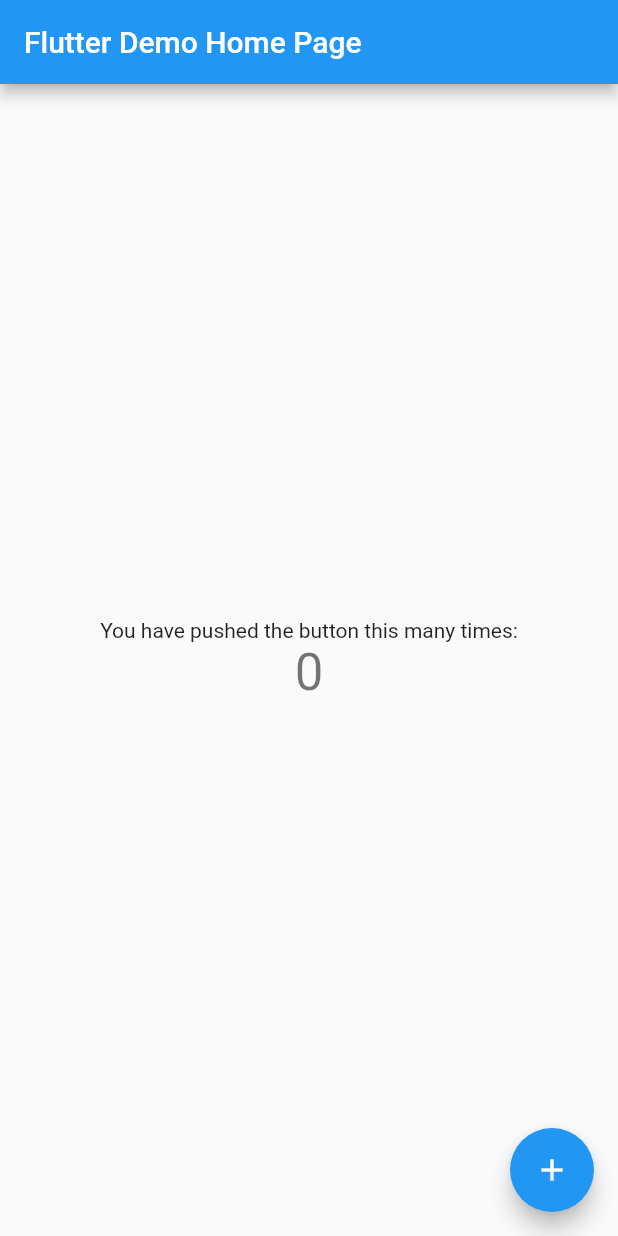
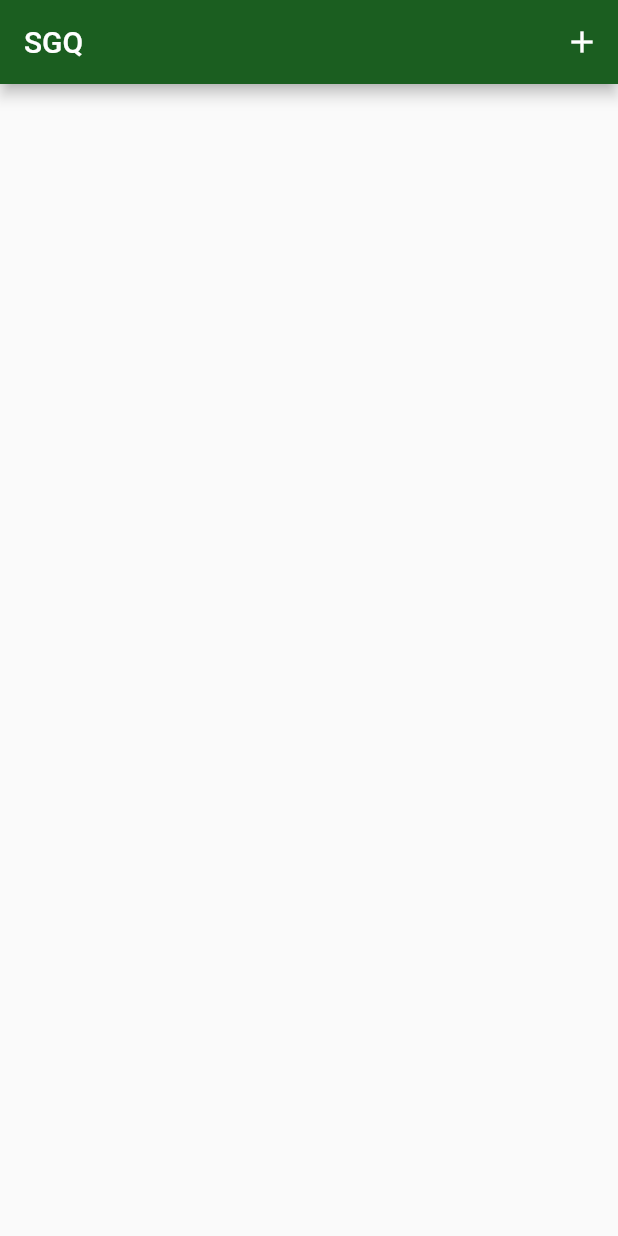
Before and after one commit to Bruna-Kailane/sgq, a Flutter app: the screen it shows after launch, on a phone screen of 412 x 824 dp. Run offline on Flutter 3.47's test engine with Material 2 defaults, Android fonts, the phone set to English and light mode, and no system bars.

Commit message:
criação tela login, home e classes

```diff
--- a/sgq/lib/main.dart
+++ b/sgq/lib/main.dart
@@ -1,4 +1,6 @@
 import 'package:flutter/material.dart';
+import 'package:sgq/pages/autenticacao.dart';
+import 'package:sgq/pages/home_adm.dart';
 
 void main() {
   runApp(const MyApp());
@@ -7,109 +9,23 @@
 class MyApp extends StatelessWidget {
   const MyApp({Key? key}) : super(key: key);
 
-  // This widget is the root of your application.
   @override
   Widget build(BuildContext context) {
     return MaterialApp(
-      title: 'Flutter Demo',
+      debugShowCheckedModeBanner: false,
+      title: 'SGQ',
       theme: ThemeData(
-        // This is the theme of your application.
-        //
-        // Try running your application with "flutter run". You'll see the
-        // application has a blue toolbar. Then, without quitting the app, try
-        // changing the primarySwatch below to Colors.green and then invoke
-        // "hot reload" (press "r" in the console where you ran "flutter run",
-        // or simply save your changes to "hot reload" in a Flutter IDE).
-        // Notice that the counter didn't reset back to zero; the application
-        // is not restarted.
-        primarySwatch: Colors.blue,
+        primaryColor: Colors.green[900],
+        colorScheme: ColorScheme.light(
+          primary: Colors.green.shade900,
+          secondary: Colors.red.shade900,
+        ),
       ),
-      home: const MyHomePage(title: 'Flutter Demo Home Page'),
+      initialRoute: HomeAdm.routeName,
+      routes: {
+        Autenticacao.routeName: (ctx) => const Autenticacao(),
+        HomeAdm.routeName: (ctx) => HomeAdm(),
+      },
     );
   }
 }
-
-class MyHomePage extends StatefulWidget {
-  const MyHomePage({Key? key, required this.title}) : super(key: key);
-
-  // This widget is the home page of your application. It is stateful, meaning
-  // that it has a State object (defined below) that contains fields that affect
-  // how it looks.
-
-  // This class is the configuration for the state. It holds the values (in this
-  // case the title) provided by the parent (in this case the App widget) and
-  // used by the build method of the State. Fields in a Widget subclass are
-  // always marked "final".
-
-  final String title;
-
-  @override
-  State<MyHomePage> createState() => _MyHomePageState();
-}
-
-class _MyHomePageState extends State<MyHomePage> {
-  int _counter = 0;
-
-  void _incrementCounter() {
-    setState(() {
-      // This call to setState tells the Flutter framework that something has
-      // changed in this State, which causes it to rerun the build method below
-      // so that the display can reflect the updated values. If we changed
-      // _counter without calling setState(), then the build method would not be
-      // called again, and so nothing would appear to happen.
-      _counter++;
-    });
-  }
-
-  @override
-  Widget build(BuildContext context) {
-    // This method is rerun every time setState is called, for instance as done
-    // by the _incrementCounter method above.
-    //
-    // The Flutter framework has been optimized to make rerunning build methods
-    // fast, so that you can just rebuild anything that needs updating rather
-    // than having to individually change instances of widgets.
-    return Scaffold(
-      appBar: AppBar(
-        // Here we take the value from the MyHomePage object that was created by
-        // the App.build method, and use it to set our appbar title.
-        title: Text(widget.title),
-      ),
-      body: Center(
-        // Center is a layout widget. It takes a single child and positions it
-        // in the middle of the parent.
-        child: Column(
-          // Column is also a layout widget. It takes a list of children and
-          // arranges them vertically. By default, it sizes itself to fit its
-          // children horizontally, and tries to be as tall as its parent.
-          //
-          // Invoke "debug painting" (press "p" in the console, choose the
-          // "Toggle Debug Paint" action from the Flutter Inspector in Android
-          // Studio, or the "Toggle Debug Paint" command in Visual Studio Code)
-          // to see the wireframe for each widget.
-          //
-          // Column has various properties to control how it sizes itself and
-          // how it positions its children. Here we use mainAxisAlignment to
-          // center the children vertically; the main axis here is the vertical
-          // axis because Columns are vertical (the cross axis would be
-          // horizontal).
-          mainAxisAlignment: MainAxisAlignment.center,
-          children: <Widget>[
-            const Text(
-              'You have pushed the button this many times:',
-            ),
-            Text(
-              '$_counter',
-              style: Theme.of(context).textTheme.headline4,
-            ),
-          ],
-        ),
-      ),
-      floatingActionButton: FloatingActionButton(
-        onPressed: _incrementCounter,
-        tooltip: 'Increment',
-        child: const Icon(Icons.add),
-      ), // This trailing comma makes auto-formatting nicer for build methods.
-    );
-  }
-}
--- /dev/null
+++ b/sgq/lib/pages/home_adm.dart
@@ -0,0 +1,26 @@
+import 'package:flutter/material.dart';
+
+class HomeAdm extends StatefulWidget {
+  static const String routeName = "/";
+
+  @override
+  _HomeState createState() => _HomeState();
+}
+
+class _HomeState extends State<HomeAdm> {
+  @override
+  Widget build(BuildContext context) {
+    return Scaffold(
+      appBar: AppBar(
+        title: const Text("SGQ"),
+        actions: [
+          IconButton(
+              onPressed: () {
+                // Navigator.of(context).pushNamed(.routeName);
+              },
+              icon: const Icon(Icons.add))
+        ],
+      ),
+    );
+  }
+}
--- /dev/null
+++ b/sgq/lib/utils/defs.dart
@@ -0,0 +1 @@
+const String urlAPI = 'tcc-sgq-default-rtdb.firebaseio.com';
```
Also changed, not shown: sgq/lib/models/education_area.dart (added, +17 -0 lines), sgq/lib/models/reserve.dart (added, +77 -0 lines), sgq/lib/models/user_type.dart (added, +20 -0 lines), sgq/lib/models/users.dart (added, +16 -0 lines), sgq/lib/pages/autenticacao.dart (added, +175 -0 lines), sgq/pubspec.yaml (+3 -6 lines), sgq/pubspec.lock.
